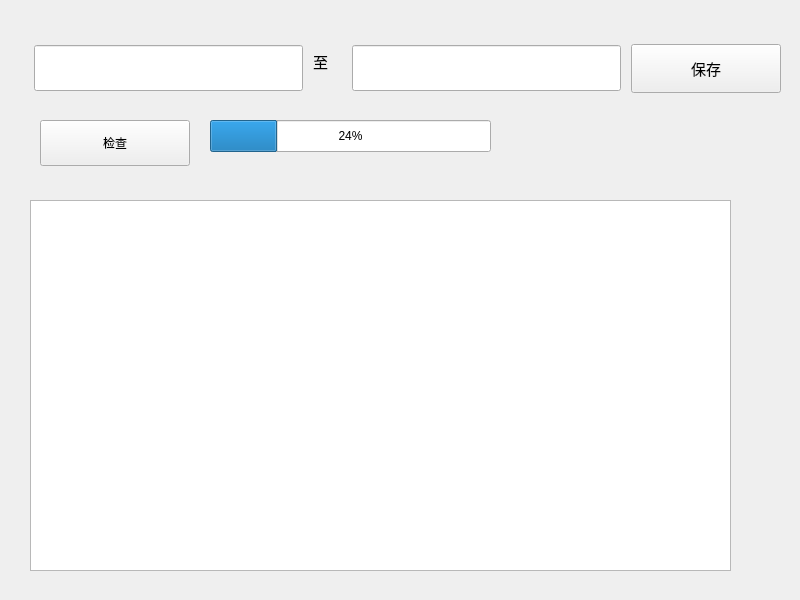
The window that project/ipOnline/ui/ip_online.ui (wsyshengyun/pyqt5_test) describes before a commit, drawn with Qt 5.
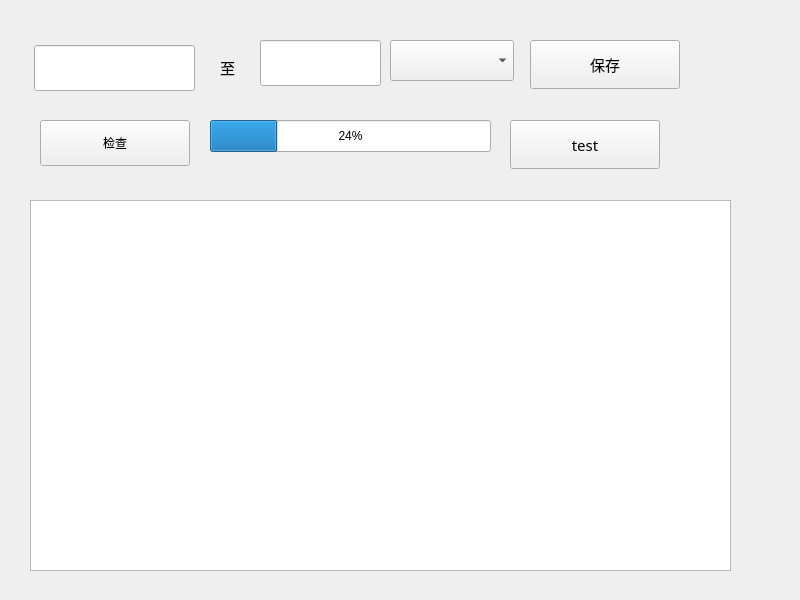
The same window after the commit.

Commit message: update Ui: add test button, add switch ip combox

```diff
--- a/project/ipOnline/ui/ip_online.ui
+++ b/project/ipOnline/ui/ip_online.ui
@@ -31,7 +31,7 @@
     <rect>
      <x>34</x>
      <y>45</y>
-     <width>269</width>
+     <width>161</width>
      <height>46</height>
     </rect>
    </property>
@@ -45,8 +45,8 @@
   <widget class="QLabel" name="label_zhi">
    <property name="geometry">
     <rect>
-     <x>313</x>
-     <y>44</y>
+     <x>220</x>
+     <y>50</y>
      <width>29</width>
      <height>35</height>
     </rect>
@@ -80,9 +80,9 @@
    </property>
    <property name="geometry">
     <rect>
-     <x>352</x>
-     <y>45</y>
-     <width>269</width>
+     <x>260</x>
+     <y>40</y>
+     <width>121</width>
      <height>46</height>
     </rect>
    </property>
@@ -114,8 +114,8 @@
   <widget class="QPushButton" name="pushConfigIp">
    <property name="geometry">
     <rect>
-     <x>631</x>
-     <y>44</y>
+     <x>530</x>
+     <y>40</y>
      <width>150</width>
      <height>49</height>
     </rect>
@@ -140,6 +140,35 @@
     </rect>
    </property>
   </widget>
+  <widget class="QPushButton" name="push_test">
+   <property name="geometry">
+    <rect>
+     <x>510</x>
+     <y>120</y>
+     <width>150</width>
+     <height>49</height>
+    </rect>
+   </property>
+   <property name="font">
+    <font>
+     <family>Adobe Arabic</family>
+     <pointsize>11</pointsize>
+    </font>
+   </property>
+   <property name="text">
+    <string>test</string>
+   </property>
+  </widget>
+  <widget class="QComboBox" name="comboBox_switch_ip">
+   <property name="geometry">
+    <rect>
+     <x>390</x>
+     <y>40</y>
+     <width>124</width>
+     <height>41</height>
+    </rect>
+   </property>
+  </widget>
  </widget>
  <resources/>
  <connections/>
```
The commit also changes 6 other files.
